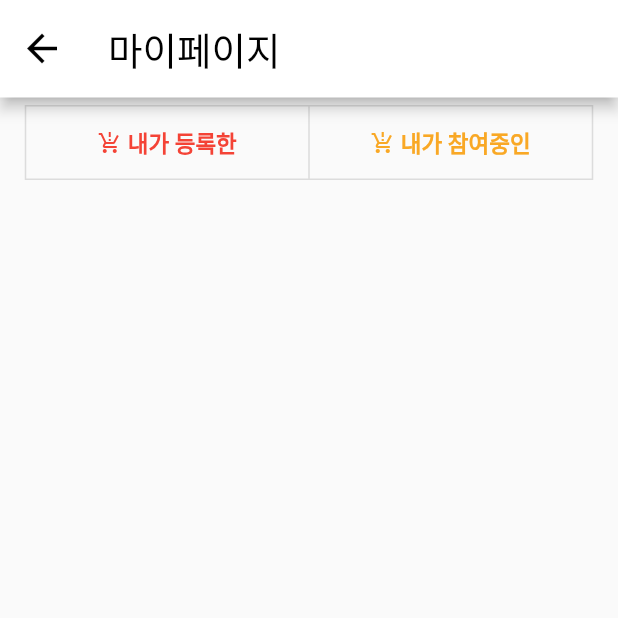
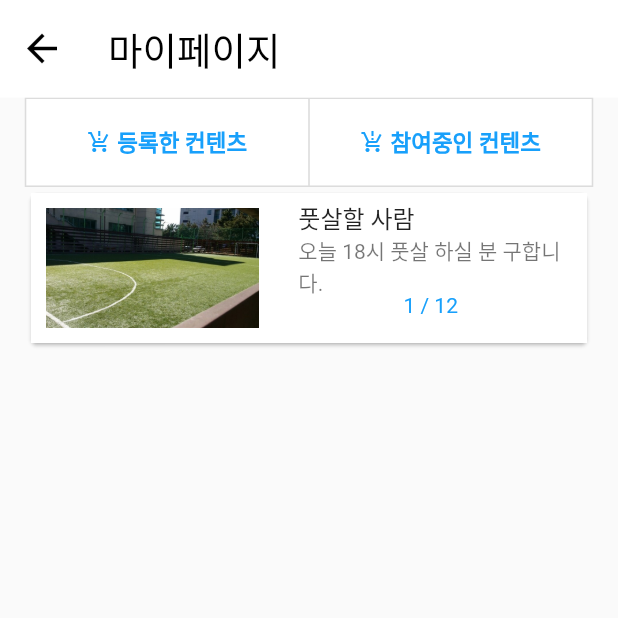
Before and after one commit to kbwoo00/2021_WAP_APP_TEAM1, a Flutter app: the screen it shows after launch, in the side drawer, after a tap on "마이페이지로 가기", on a phone screen of 412 x 824 dp, the top half of it. Run offline on Flutter 3.47's test engine with Material 2 defaults, Android fonts, the phone set to English and light mode, and no system bars.

Commit message:
tgt_mypage_widget

```diff
--- a/lib/main.dart
+++ b/lib/main.dart
@@ -1,4 +1,6 @@
 import 'package:flutter/material.dart';
+import 'view/tgt_mypage_widget.dart';
+// import 'package:google_maps_flutter/google_maps_flutter.dart';
 
 void main() {
   runApp(MyApp());
@@ -10,19 +12,19 @@ class MyApp extends StatelessWidget {
   @override
   Widget build(BuildContext context) {
     return MaterialApp(
-      home: MyHomePage(),
+      home: TopBar(),
     );
   }
 }
 
-class MyHomePage extends StatefulWidget {
-  MyHomePage({Key? key}) : super(key: key);
+class TopBar extends StatefulWidget {
+  TopBar({Key? key}) : super(key: key);
 
   @override
-  _MyHomePageState createState() => _MyHomePageState();
+  _TopBarState createState() => _TopBarState();
 }
 
-class _MyHomePageState extends State<MyHomePage> {
+class _TopBarState extends State<TopBar> {
   final GlobalKey<ScaffoldState> _scaffoldKey = GlobalKey();
 
   @override
@@ -45,7 +47,7 @@ class _MyHomePageState extends State<MyHomePage> {
                   //아래처럼 하면 사이드바가 사라지지 않은 상태에서 Mypage가 위에 덮어짐.
                   //사이드바가 사라지면서 이동할 수 있는 것도 찾아보기.
                   Navigator.of(context).push(MaterialPageRoute(
-                      builder: (BuildContext context) => MyPage()));
+                      builder: (BuildContext context) => TGTMyPageWidget()));
                 },
               ),
               Divider(
@@ -55,7 +57,7 @@ class _MyHomePageState extends State<MyHomePage> {
                 title: Text("지도로 위치 찍기"),
                 onTap: () {
                   Navigator.of(context).push(MaterialPageRoute(
-                      builder: (BuildContext context) => GoogleMap()));
+                      builder: (BuildContext context) => TGTMyPageWidget()));
                 },
               ),
               Divider(
@@ -65,7 +67,7 @@ class _MyHomePageState extends State<MyHomePage> {
                 title: Text("설정"),
                 onTap: () {
                   Navigator.of(context).push(MaterialPageRoute(
-                      builder: (BuildContext context) => MyPage()));
+                      builder: (BuildContext context) => TGTMyPageWidget()));
                 },
               ),
               Divider(
@@ -80,7 +82,8 @@ class _MyHomePageState extends State<MyHomePage> {
           toolbarHeight: 80,
           title: Text(
             "Togetor",
-            style: TextStyle(color: Colors.black, fontSize: 35),
+            style: TextStyle(
+                fontFamily: 'Worksans', color: Colors.black, fontSize: 35),
           ),
           actions: <Widget>[
             Container(
@@ -98,110 +101,39 @@ class _MyHomePageState extends State<MyHomePage> {
   }
 }
 
-class MyPage extends StatefulWidget {
-  const MyPage({Key? key}) : super(key: key);
-
-  @override
-  _MyPageState createState() => _MyPageState();
-}
-
-List<bool> _buttonsState = List.generate(2, (index) => false);
-
-class _MyPageState extends State<MyPage> {
-  @override
-  Widget build(BuildContext context) {
-    final GlobalKey<ScaffoldState> _scaffoldKey = GlobalKey();
-
-    return Scaffold(
-      appBar: AppBar(
-        backgroundColor: Colors.white,
-        toolbarHeight: 65,
-        title: Text(
-          "마이페이지",
-          style: TextStyle(color: Colors.black, fontSize: 25),
-        ),
-        leading: IconButton(
-          iconSize: 30,
-          color: Colors.black,
-          icon: Icon(Icons.arrow_back),
-          onPressed: () {
-            Navigator.pop(context);
-          },
-        ),
-      ),
-      key: _scaffoldKey,
-      body: Stack(
-        children: <Widget>[
-          Container(
-            height: 60,
-            alignment: Alignment.center,
-            child: ToggleButtons(
-              children: <Widget>[
-                Container(
-                    width: (MediaQuery.of(context).size.width - 36) / 2,
-                    child: new Row(
-                      mainAxisAlignment: MainAxisAlignment.center,
-                      children: <Widget>[
-                        new Icon(
-                          Icons.production_quantity_limits,
-                          size: 16.0,
-                          color: Colors.red,
-                        ),
-                        new SizedBox(
-                          width: 4.0,
-                        ),
-                        new Text("내가 등록한",
-                            style: TextStyle(
-                                color: Colors.red,
-                                fontSize: 15,
-                                fontWeight: FontWeight.bold)),
-                      ],
-                    )),
-                Container(
-                    width: (MediaQuery.of(context).size.width - 36) / 2,
-                    child: new Row(
-                      mainAxisAlignment: MainAxisAlignment.center,
-                      children: <Widget>[
-                        new Icon(
-                          Icons.production_quantity_limits_outlined,
-                          size: 16.0,
-                          color: Colors.yellow[800],
-                        ),
-                        new SizedBox(
-                          width: 4.0,
-                        ),
-                        new Text("내가 참여중인",
-                            style: TextStyle(
-                                color: Colors.yellow[800],
-                                fontSize: 15,
-                                fontWeight: FontWeight.bold))
-                      ],
-                    )),
-              ],
-              onPressed: (int index) => {
-                setState(() {
-                  _buttonsState[index] = !_buttonsState[index];
-                })
-              },
-              isSelected: _buttonsState,
-            ),
-          ),
-        ],
-      ),
-    );
-  }
-}
-
-class GoogleMap extends StatefulWidget {
-  const GoogleMap({Key? key}) : super(key: key);
-
-  @override
-  _GoogleMapState createState() => _GoogleMapState();
-}
-
-class _GoogleMapState extends State<GoogleMap> {
-  @override
-  Widget build(BuildContext context) {
-    return Container();
-  }
-}
+// class MapSample extends StatefulWidget {
+//   @override
+//   State<MapSample> createState() => MapSampleState();
+// }
+//
+// class MapSampleState extends State<MapSample> {
+//   Completer<GoogleMapController> _controller = Completer();
+//
+//   static final CameraPosition _kGooglePlex = CameraPosition(
+//     target: LatLng(37.42796133580664, -122.085749655962),
+//     zoom: 14.4746,
+//   );
+//
+//   static final CameraPosition _kLake = CameraPosition(
+//       bearing: 192.8334901395799,
+//       target: LatLng(37.43296265331129, -122.08832357078792),
+//       tilt: 59.440717697143555,
+//       zoom: 19.151926040649414);
+//
+//   @override
+//   Widget build(BuildContext context) {
+//     return new Scaffold(
+//       body: GoogleMap(
+//         mapType: MapType.hybrid,
+//         initialCameraPosition: _kGooglePlex,
+//         onMapCreated: (GoogleMapController controller) {
+//           _controller.complete(controller);
+//         },
+//       ),
+//       floatingActionButton: FloatingActionButton.extended(
+//         onPressed: _goToTheLake,
+//         label: Text('To the lake!'),
+//         icon: Icon(Icons.directions_boat),
+//       ),
+//     );
+//   }
--- /dev/null
+++ b/lib/view/tgt_mypage_widget.dart
@@ -0,0 +1,161 @@
+import 'package:flutter/material.dart';
+
+class TGTMyPageWidget extends StatefulWidget {
+  const TGTMyPageWidget({Key? key}) : super(key: key);
+
+  @override
+  _TGTMyPageWidgetState createState() => _TGTMyPageWidgetState();
+}
+
+List<bool> _buttonsState = List.generate(2, (index) => false);
+
+class _TGTMyPageWidgetState extends State<TGTMyPageWidget> {
+  @override
+  Widget build(BuildContext context) {
+    final GlobalKey<ScaffoldState> _scaffoldKey = GlobalKey();
+
+    return Scaffold(
+      appBar: AppBar(
+        backgroundColor: Colors.white,
+        toolbarHeight: 65,
+        elevation: 0.0,
+        title: Text(
+          "마이페이지",
+          style: TextStyle(color: Colors.black, fontSize: 25),
+        ),
+        leading: IconButton(
+          iconSize: 30,
+          color: Colors.black,
+          icon: Icon(Icons.arrow_back),
+          onPressed: () {
+            Navigator.pop(context);
+          },
+        ),
+      ),
+      key: _scaffoldKey,
+      body: Scaffold(
+        body: Column(
+          children: [
+            Center(
+              child: ToggleButtons(
+                children: <Widget>[
+                  Container(
+                      height: (MediaQuery.of(context).size.height) * 0.07,
+                      color:
+                          _buttonsState[0] ? Color(0xff18A0FB) : Colors.white,
+                      width: (MediaQuery.of(context).size.width - 36) / 2,
+                      child: new Row(
+                        mainAxisAlignment: MainAxisAlignment.center,
+                        children: <Widget>[
+                          new Icon(
+                            Icons.production_quantity_limits,
+                            size: 16.0,
+                            color: _buttonsState[0]
+                                ? Colors.white
+                                : Color(0xff18A0FB),
+                          ),
+                          new SizedBox(
+                            width: 4.0,
+                          ),
+                          new Text("등록한 컨텐츠",
+                              style: TextStyle(
+                                  color: _buttonsState[0]
+                                      ? Colors.white
+                                      : Color(0xff18A0FB),
+                                  fontSize: 15,
+                                  fontWeight: FontWeight.bold)),
+                        ],
+                      )),
+                  Container(
+                      height: (MediaQuery.of(context).size.height) * 0.07,
+                      color:
+                          _buttonsState[1] ? Color(0xff18A0FB) : Colors.white,
+                      width: (MediaQuery.of(context).size.width - 36) / 2,
+                      child: new Row(
+                        mainAxisAlignment: MainAxisAlignment.center,
+                        children: <Widget>[
+                          new Icon(
+                            Icons.production_quantity_limits_outlined,
+                            size: 16.0,
+                            color: _buttonsState[1]
+                                ? Colors.white
+                                : Color(0xff18A0FB),
+                          ),
+                          new SizedBox(
+                            width: 4.0,
+                          ),
+                          new Text("참여중인 컨텐츠",
+                              style: TextStyle(
+                                  color: _buttonsState[1]
+                                      ? Colors.white
+                                      : Color(0xff18A0FB),
+                                  fontSize: 15,
+                                  fontWeight: FontWeight.bold))
+                        ],
+                      )),
+                ],
+                onPressed: (int index) => {
+                  setState(() {
+                    _buttonsState[index] = !_buttonsState[index];
+                  })
+                },
+                isSelected: _buttonsState,
+              ),
+            ),
+            Card(
+              child: Container(
+                height: 100,
+                width: MediaQuery.of(context).size.width * 0.9,
+                color: Colors.white,
+                child: Row(
+                  children: [
+                    Center(
+                      child: Padding(
+                        padding: EdgeInsets.all(10),
+                        child: Expanded(
+                          child: Image.asset("asset/images/sample.jpg"),
+                          flex: 2,
+                        ),
+                      ),
+                    ),
+                    Expanded(
+                      child: Container(
+                        alignment: Alignment.topLeft,
+                        child: Column(
+                          children: [
+                            Expanded(
+                              flex: 5,
+                              child: ListTile(
+                                title: Text("풋살할 사람"),
+                                subtitle: Text("오늘 18시 풋살 하실 분 구합니다."),
+                              ),
+                            ),
+                            Expanded(
+                              flex: 5,
+                              child: Row(
+                                mainAxisAlignment: MainAxisAlignment.center,
+                                children: [
+                                  Text(
+                                    "1 / 12",
+                                    style: TextStyle(
+                                      color: const Color(0xff18A0FB),
+                                    ),
+                                  )
+                                ],
+                              ),
+                            )
+                          ],
+                        ),
+                      ),
+                      flex: 8,
+                    ),
+                  ],
+                ),
+              ),
+            )
+          ],
+        ),
+      ),
+    );
+  }
+}
```
Also changed, not shown: pubspec.yaml (+13 -7 lines), asset/images/sample.jpg (added), fonts/WorkSans-Regular.ttf (added), 4 other files.
